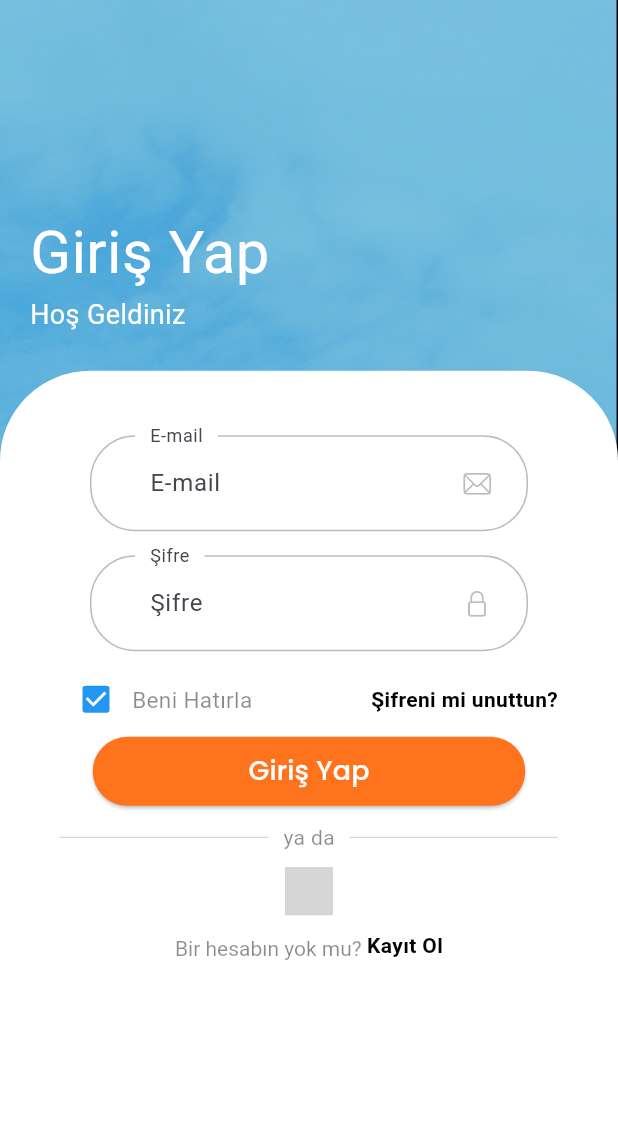
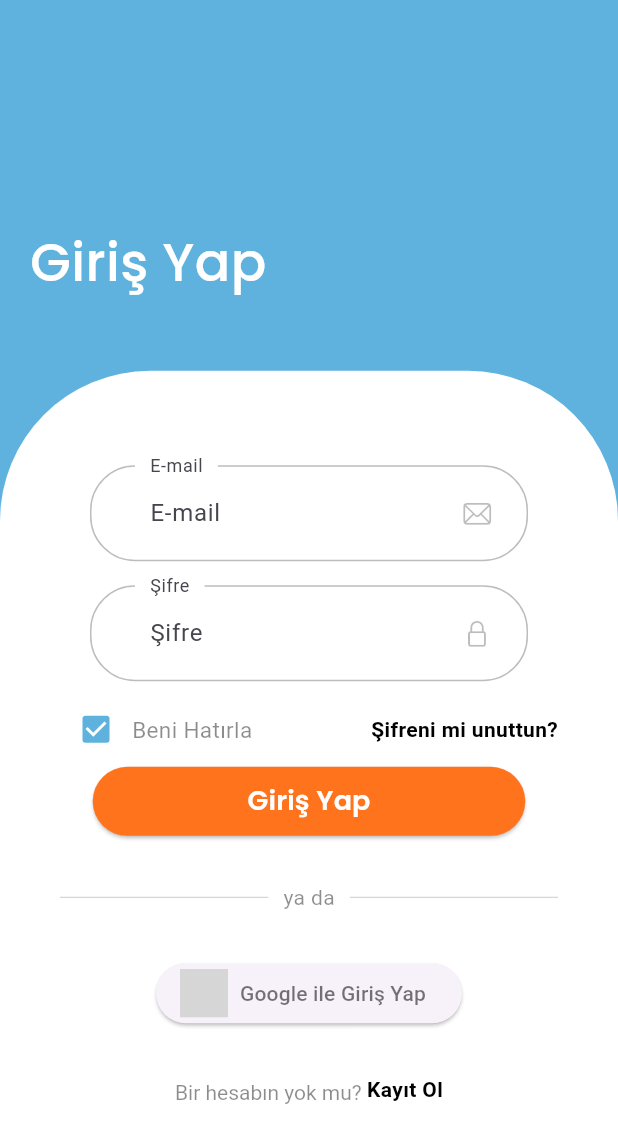
Before and after one commit to cankirkgz/Ternai, a Flutter app: the screen it shows after launch, after a tap on "Yolculuğa Başla", after a tap on "Atla", after a tap on "Giriş Yap", on a phone screen of 412 x 824 dp. Shown: the top 1143 px of the screen. Run offline on Flutter 3.47's test engine with Material 3 defaults, Android fonts, the phone set to English and light mode, and no system bars; our stand-ins replace animated_bottom_navigation_bar, cloud_firestore, dropdown_search, firebase_auth, firebase_core, firebase_storage and 9 more; accounts and stored records are empty; grey boxes are pictures that could not be loaded.

Commit message:
google ile giriş eklendi

```diff
--- a/lib/theme/theme.dart
+++ b/lib/theme/theme.dart
@@ -2,7 +2,7 @@ import 'package:flutter/material.dart';
 
 class AppColors {
   static const Color primaryColor = Color(0xFFFF731D);
-  static const Color secondaryColor = Color(0xFF5F9DF7);
+  static const Color secondaryColor = Color(0xFF5eb2dd);
   static const Color backgroundColor = Colors.white;
   static const Color textColor = Colors.black;
 }
--- a/lib/views/authentication_screens/login_page.dart
+++ b/lib/views/authentication_screens/login_page.dart
@@ -1,11 +1,15 @@
+import 'package:firebase_auth/firebase_auth.dart';
 import 'package:flutter/cupertino.dart';
 import 'package:flutter/material.dart';
+import 'package:google_fonts/google_fonts.dart';
 import 'package:icons_plus/icons_plus.dart';
 import 'package:provider/provider.dart';
+import 'package:travelguide/services/auth_service.dart';
 import 'package:travelguide/theme/theme.dart';
 import 'package:travelguide/views/authentication_screens/forgot_password_page.dart';
 import 'package:travelguide/views/authentication_screens/signup_page.dart';
 import 'package:travelguide/views/home_screens/home_page.dart';
+import 'package:travelguide/views/home_screens/home_screen.dart';
 import 'package:travelguide/views/widgets/custom_button.dart';
 import 'package:travelguide/views/widgets/custom_or_divider.dart';
 import 'package:travelguide/views/widgets/custom_text_field.dart';
@@ -56,32 +60,23 @@ class _LoginPageState extends State<LoginPage> {
           Positioned.fill(
             child: Container(
               decoration: const BoxDecoration(
-                image: DecorationImage(
-                  image: AssetImage("assets/images/login_background.png"),
-                  fit: BoxFit.cover,
-                ),
+                color: AppColors.secondaryColor,
               ),
-              child: const Column(
+              child: Column(
                 crossAxisAlignment: CrossAxisAlignment.start,
                 children: <Widget>[
-                  SizedBox(height: 60),
+                  const SizedBox(height: 70),
                   Padding(
-                    padding: EdgeInsets.only(left: 20, top: 80),
+                    padding: const EdgeInsets.only(left: 20, top: 80),
                     child: Column(
                       crossAxisAlignment: CrossAxisAlignment.start,
                       children: <Widget>[
                         Text(
                           "Giriş Yap",
-                          style: TextStyle(
+                          style: GoogleFonts.poppins(
                             color: Colors.white,
-                            fontSize: 40,
-                          ),
-                        ),
-                        Text(
-                          "Hoş Geldiniz",
-                          style: TextStyle(
-                            color: Colors.white,
-                            fontSize: 18,
+                            fontSize: 35,
+                            fontWeight: FontWeight.w500,
                           ),
                         ),
                       ],
@@ -97,8 +92,8 @@ class _LoginPageState extends State<LoginPage> {
               decoration: const BoxDecoration(
                 color: Colors.white,
                 borderRadius: BorderRadius.only(
-                  topLeft: Radius.circular(60),
-                  topRight: Radius.circular(60),
+                  topLeft: Radius.circular(100),
+                  topRight: Radius.circular(100),
                 ),
               ),
               height: screenHeight * 0.7,
@@ -112,7 +107,7 @@ class _LoginPageState extends State<LoginPage> {
                     child: Column(
                       mainAxisSize: MainAxisSize.min,
                       children: [
-                        const SizedBox(height: 20),
+                        const SizedBox(height: 40),
                         CustomTextField(
                           controller: _emailController,
                           labelText: "E-mail",
@@ -185,11 +180,36 @@ class _LoginPageState extends State<LoginPage> {
                           },
                           width: screenWidth * 0.7,
                         ),
-                        const SizedBox(height: 10),
+                        const SizedBox(height: 30),
                         const CustomOrDivider(),
-                        const SizedBox(height: 10),
-                        Logo(Logos.google),
-                        const SizedBox(height: 10),
+                        const SizedBox(height: 30),
+                        ElevatedButton.icon(
+                          icon: Logo(Logos.google),
+                          label: const Text(
+                            "Google ile Giriş Yap",
+                            style: TextStyle(
+                              color: Colors.black54,
+                            ),),
+                          onPressed: () async {
+                            try {
+                              User? user = await AuthService().signInWithGoogle();
+                              if (user != null) {
+                                Navigator.pushReplacement(
+                                  context,
+                                  MaterialPageRoute(
+                                      builder: (context) => const HomeScreen()),
+                                );
+                              }
+                            } catch (e) {
+                              ScaffoldMessenger.of(context).showSnackBar(
+                                SnackBar(
+                                  content: Text(e.toString()),
+                                ),
+                              );
+                            }
+                          },
+                        ),
+                        const SizedBox(height: 30),
                         RichText(
                           text: TextSpan(
                             children: [
--- a/lib/views/welcome_screen.dart
+++ b/lib/views/welcome_screen.dart
@@ -18,9 +18,9 @@ class WelcomeScreen extends StatelessWidget {
         child: Column(
           children: [
             const Spacer(flex: 2),
-            const Text(
+            Text(
               "Ternai",
-              style: TextStyle(
+              style: GoogleFonts.poppins(
                 fontSize: 35.0,
                 color: Colors.black,
                 fontWeight: FontWeight.bold,
--- a/lib/views/widgets/custom_button.dart
+++ b/lib/views/widgets/custom_button.dart
@@ -41,6 +41,7 @@ class CustomButton extends StatelessWidget {
                     style: GoogleFonts.poppins(
                       fontSize: 18.0,
                       color: Colors.white,
+                      fontWeight: FontWeight.w600,
                     ),
                   ),
         ),
--- a/lib/views/widgets/custom_checkbox.dart
+++ b/lib/views/widgets/custom_checkbox.dart
@@ -1,4 +1,5 @@
 import 'package:flutter/material.dart';
+import 'package:travelguide/theme/theme.dart';
 
 class CustomCheckbox extends StatelessWidget {
   final bool value;
@@ -19,7 +20,7 @@ class CustomCheckbox extends StatelessWidget {
         Checkbox(
           value: value,
           onChanged: onChanged,
-          activeColor: Colors.blue,
+          activeColor: AppColors.secondaryColor,
         ),
         Text(
           text,
--- a/pubspec.yaml
+++ b/pubspec.yaml
@@ -52,6 +52,7 @@ dependencies:
   firebase_storage: ^12.1.1
   flutter_markdown: ^0.7.3
   google_fonts: ^4.0.3
+  google_sign_in: ^6.2.1
 
 dev_dependencies:
   flutter_test:
```
Also changed, not shown: lib/services/auth_service.dart (+20 -1 lines), pubspec.lock, 1 other file.
